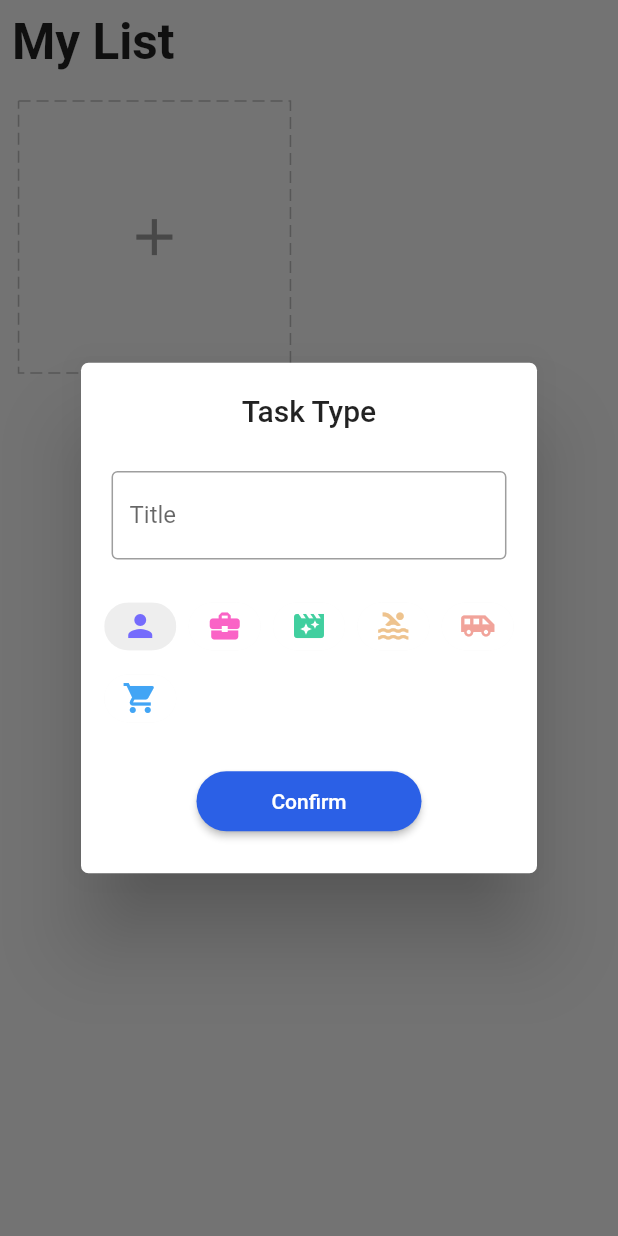
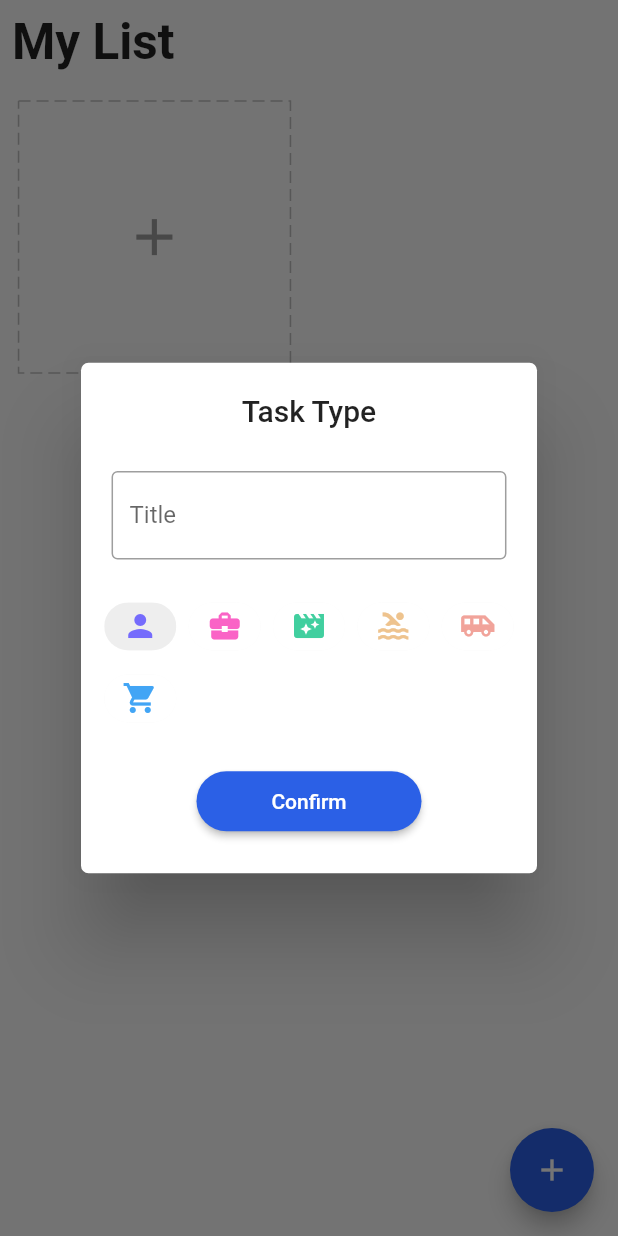
Before and after one commit to mariugo/docket, a Flutter app: the screen it shows after launch, after a tap on the "add" icon, on a phone screen of 412 x 824 dp. Run offline on Flutter 3.47's test engine with Material 2 defaults, Android fonts, the phone set to English and light mode, and no system bars; drawn by our look-alikes of dotted_border; our stand-ins replace equatable, flutter_easyloading, get, get_storage, step_progress_indicator.

Commit message:
DragCard delete imp

```diff
--- a/lib/data/local/data_store_service.dart
+++ b/lib/data/local/data_store_service.dart
@@ -7,6 +7,7 @@ class DataStoreService extends GetxService {
 
   Future<DataStoreService> init() async {
     _dataStore = GetStorage();
+    //await _dataStore.write(taskKey, []);
     await _dataStore.writeIfNull(taskKey, []);
     return this;
   }
--- a/lib/modules/home/home_view.dart
+++ b/lib/modules/home/home_view.dart
@@ -1,7 +1,9 @@
+import 'package:docket/core/values/colors.dart';
 import 'package:docket/data/model/task.dart';
 import 'package:docket/modules/home/widgets/add_card_widget.dart';
 import 'package:docket/modules/home/widgets/task_card_widget.dart';
 import 'package:flutter/material.dart';
+import 'package:flutter_easyloading/flutter_easyloading.dart';
 import 'package:get/get.dart';
 
 import '/modules/home/home_controller.dart';
@@ -26,19 +28,53 @@ class HomeView extends GetView<HomeController> {
                 ),
               ),
             ),
-            GridView.count(
+            Obx(
+              () => GridView.count(
                 crossAxisCount: 2,
                 shrinkWrap: true,
                 physics: const ClampingScrollPhysics(),
                 children: [
                   ...controller.tasks
-                    .map((_task) => TaskCardWidget(task: _task))
+                      .map((_task) => LongPressDraggable(
+                          data: _task,
+                          onDragStarted: () => controller.changeDeleting(
+                                true,
+                              ),
+                          onDraggableCanceled: (_, __) =>
+                              controller.changeDeleting(
+                                false,
+                              ),
+                          onDragEnd: (_) => controller.changeDeleting(
+                                false,
+                              ),
+                          feedback: const Opacity(
+                            opacity: 0.8,
+                          ),
+                          child: TaskCardWidget(task: _task)))
                       .toList(),
                   AddCardWidget(),
                 ],
               ),
+            ),
           ],
         ),
+      ),
+      floatingActionButton: DragTarget<Task>(
+        builder: (_, __, ___) {
+          return Obx(
+            () => FloatingActionButton(
+              backgroundColor: controller.isDeleting.value ? Colors.red : blue,
+              onPressed: () {},
+              child: Icon(
+                controller.isDeleting.value ? Icons.delete : Icons.add,
+              ),
+            ),
+          );
+        },
+        onAccept: (Task task) {
+          controller.deleteTask(task);
+          EasyLoading.showSuccess('Task deleted');
+        },
       ),
     );
   }
```
Also changed, not shown: lib/modules/home/home_controller.dart (+9 -0 lines). Lines whose indentation alone changed are shown as unchanged.
